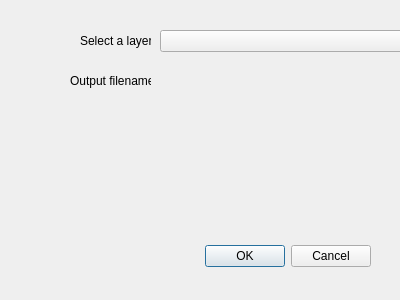
nicholas512/trackInterpolator, file track_interpolator_dialog_base.ui: the form before one commit.
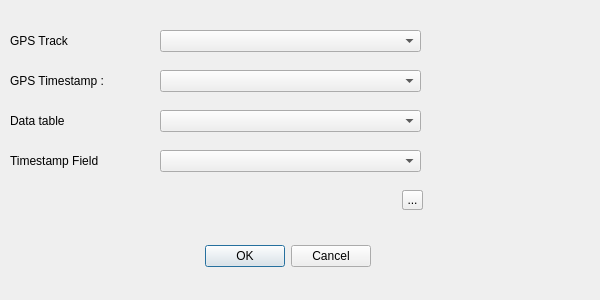
The form after the commit.

The edit to the form file:
```diff
--- a/track_interpolator_dialog_base.ui
+++ b/track_interpolator_dialog_base.ui
@@ -5,7 +5,7 @@
    <rect>
     <x>0</x>
     <y>0</y>
-    <width>400</width>
+    <width>600</width>
     <height>300</height>
    </rect>
   </property>
@@ -38,11 +38,59 @@
      </rect>
     </property>
    </widget>
+
+   <widget class="QComboBox" name="tableDataBox">
+    <property name="geometry">
+     <rect>
+      <x>160</x>
+      <y>110</y>
+      <width>261</width>
+      <height>22</height>
+     </rect>
+    </property>
+   </widget>
+   
+   <widget class="QComboBox" name="tableFieldBox">
+    <property name="geometry">
+     <rect>
+      <x>160</x>
+      <y>150</y>
+      <width>261</width>
+      <height>22</height>
+     </rect>
+    </property>
+   </widget>
+
+   <widget class="QLabel" name="field1">
+    <property name="geometry">
+     <rect>
+      <x>10</x>
+      <y>70</y>
+      <width>120</width>
+      <height>21</height>
+     </rect>
+    </property>
+    <property name="text">
+     <string>GPS Timestamp :</string>
+    </property>
+   </widget>
+
+   <widget class="QComboBox" name="fieldBox">
+    <property name="geometry">
+     <rect>
+      <x>160</x>
+      <y>70</y>
+      <width>261</width>
+      <height>22</height>
+     </rect>
+    </property>
+   </widget>
+
    <widget class="QToolButton" name="toolButton">
     <property name="geometry">
      <rect>
       <x>402</x>
-      <y>70</y>
+      <y>190</y>
       <width>21</width>
       <height>20</height>
      </rect>
@@ -54,35 +102,58 @@
    <widget class="QLabel" name="label">
     <property name="geometry">
      <rect>
-      <x>80</x>
+      <x>10</x>
       <y>30</y>
-      <width>71</width>
+      <width>120</width>
       <height>21</height>
      </rect>
     </property>
     <property name="text">
-     <string>Select a layer:</string>
+     <string>GPS Track</string>
     </property>
    </widget>
    <widget class="QLabel" name="label_2">
     <property name="geometry">
      <rect>
-      <x>70</x>
-      <y>70</y>
-      <width>81</width>
+      <x>10</x>
+      <y>110</y>
+      <width>120</width>
       <height>21</height>
      </rect>
     </property>
-    <property name="layoutDirection">
-     <enum>Qt::LeftToRight</enum>
+    <property name="text">
+     <string>Data table</string>
     </property>
+   </widget>
+   <widget class="QLabel" name="labelTableField">
+    <property name="geometry">
+     <rect>
+      <x>10</x>
+      <y>150</y>
+      <width>120</width>
+      <height>21</height>
+     </rect>
+    </property>
     <property name="text">
-     <string>Output filename:</string>
+     <string>Timestamp Field</string>
     </property>
-    <property name="wordWrap">
-     <bool>false</bool>
+   </widget>
+ 
+   
+   <widget class="QToolButton" name="toolButton">
+    <property name="geometry">
+     <rect>
+      <x>402</x>
+      <y>190</y>
+      <width>21</width>
+      <height>20</height>
+     </rect>
     </property>
+    <property name="text">
+     <string>...</string>
+    </property>
    </widget>
+   
  </widget>
  <resources/>
  <connections>
```
Left out of the diff: 3 changed lines with no effect on the pictures.
